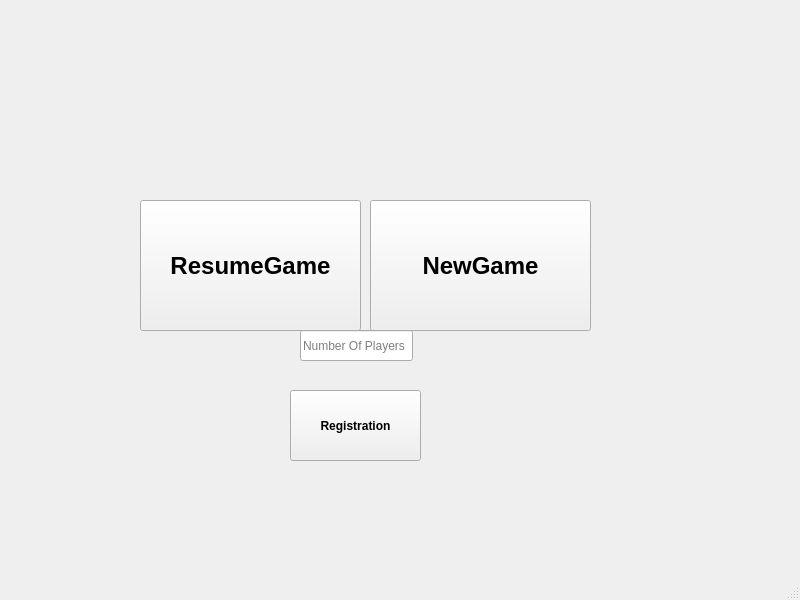
The window that mainwindow.ui (Parsazahedian/Farm_fum_1402) describes before a commit, drawn with Qt 5.
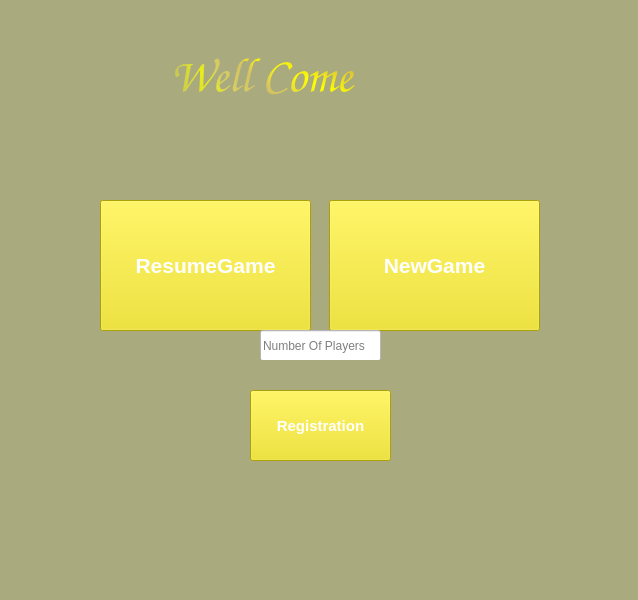
The same window after the commit.

Commit message: Design_for_login_or_signup_page.ui_and_mainwindow.ui

The edit to the form file:
```diff
--- a/mainwindow.ui
+++ b/mainwindow.ui
@@ -6,30 +6,37 @@
    <rect>
     <x>0</x>
     <y>0</y>
-    <width>800</width>
+    <width>638</width>
     <height>600</height>
    </rect>
   </property>
   <property name="windowTitle">
    <string>MainWindow</string>
   </property>
+  <property name="styleSheet">
+   <string notr="true">background-color: rgb(170, 170, 127);</string>
+  </property>
   <widget class="QWidget" name="centralwidget">
    <widget class="QPushButton" name="pushButton">
     <property name="geometry">
      <rect>
-      <x>370</x>
+      <x>329</x>
       <y>200</y>
-      <width>221</width>
+      <width>211</width>
       <height>131</height>
      </rect>
     </property>
     <property name="font">
      <font>
-      <pointsize>18</pointsize>
+      <pointsize>16</pointsize>
       <weight>75</weight>
       <bold>true</bold>
      </font>
     </property>
+    <property name="styleSheet">
+     <string notr="true">background-color: rgb(239, 224, 9);
+color: qlineargradient(spread:pad, x1:0, y1:0, x2:1, y2:0, stop:0 rgba(0, 0, 0, 255), stop:1 rgba(255, 255, 255, 255));</string>
+    </property>
     <property name="text">
      <string>NewGame</string>
     </property>
@@ -37,19 +44,23 @@
    <widget class="QPushButton" name="pushButton_2">
     <property name="geometry">
      <rect>
-      <x>140</x>
+      <x>100</x>
       <y>200</y>
-      <width>221</width>
+      <width>211</width>
       <height>131</height>
      </rect>
     </property>
     <property name="font">
      <font>
-      <pointsize>18</pointsize>
+      <pointsize>16</pointsize>
       <weight>75</weight>
       <bold>true</bold>
      </font>
     </property>
+    <property name="styleSheet">
+     <string notr="true">background-color: rgb(239, 224, 9);
+color: qlineargradient(spread:pad, x1:0, y1:0, x2:1, y2:0, stop:0 rgba(0, 0, 0, 255), stop:1 rgba(255, 255, 255, 255));</string>
+    </property>
     <property name="text">
      <string>ResumeGame</string>
     </property>
@@ -57,19 +68,23 @@
    <widget class="QPushButton" name="pushButton_3">
     <property name="geometry">
      <rect>
-      <x>290</x>
+      <x>250</x>
       <y>390</y>
-      <width>131</width>
+      <width>141</width>
       <height>71</height>
      </rect>
     </property>
     <property name="font">
      <font>
-      <pointsize>9</pointsize>
+      <pointsize>11</pointsize>
       <weight>75</weight>
       <bold>true</bold>
      </font>
     </property>
+    <property name="styleSheet">
+     <string notr="true">background-color: rgb(239, 224, 9);
+color: qlineargradient(spread:pad, x1:0, y1:0, x2:1, y2:0, stop:0 rgba(0, 0, 0, 255), stop:1 rgba(255, 255, 255, 255));</string>
+    </property>
     <property name="text">
      <string>Registration</string>
     </property>
@@ -77,12 +92,15 @@
    <widget class="QLineEdit" name="lineEdit">
     <property name="geometry">
      <rect>
-      <x>300</x>
+      <x>260</x>
       <y>330</y>
-      <width>113</width>
+      <width>121</width>
       <height>31</height>
      </rect>
     </property>
+    <property name="styleSheet">
+     <string notr="true">background-color: rgb(255, 255, 255);</string>
+    </property>
     <property name="placeholderText">
      <string>Number Of Players</string>
     </property>
@@ -90,7 +108,7 @@
    <widget class="QLabel" name="label">
     <property name="geometry">
      <rect>
-      <x>300</x>
+      <x>260</x>
       <y>360</y>
       <width>181</width>
       <height>21</height>
@@ -103,6 +121,31 @@
      <string/>
     </property>
    </widget>
+   <widget class="QLabel" name="label_2">
+    <property name="geometry">
+     <rect>
+      <x>170</x>
+      <y>10</y>
+      <width>301</width>
+      <height>131</height>
+     </rect>
+    </property>
+    <property name="font">
+     <font>
+      <family>Comic Sans MS</family>
+      <pointsize>36</pointsize>
+      <weight>50</weight>
+      <italic>true</italic>
+      <bold>false</bold>
+     </font>
+    </property>
+    <property name="styleSheet">
+     <string notr="true">color: qconicalgradient(cx:0, cy:0, angle:135, stop:0 rgba(255, 255, 0, 69), stop:0.375 rgba(255, 255, 0, 69), stop:0.423533 rgba(251, 255, 0, 145), stop:0.45 rgba(247, 255, 0, 208), stop:0.477581 rgba(255, 244, 71, 130), stop:0.518717 rgba(255, 218, 71, 130), stop:0.55 rgba(255, 255, 0, 255), stop:0.57754 rgba(255, 203, 0, 130), stop:0.625 rgba(255, 255, 0, 69), stop:1 rgba(255, 255, 0, 69));</string>
+    </property>
+    <property name="text">
+     <string>Well Come</string>
+    </property>
+   </widget>
   </widget>
   <widget class="QMenuBar" name="menubar">
    <property name="geometry">
```
Left out of the diff: 2 changed lines with no effect on the pictures. The commit also changes 1 other file.
